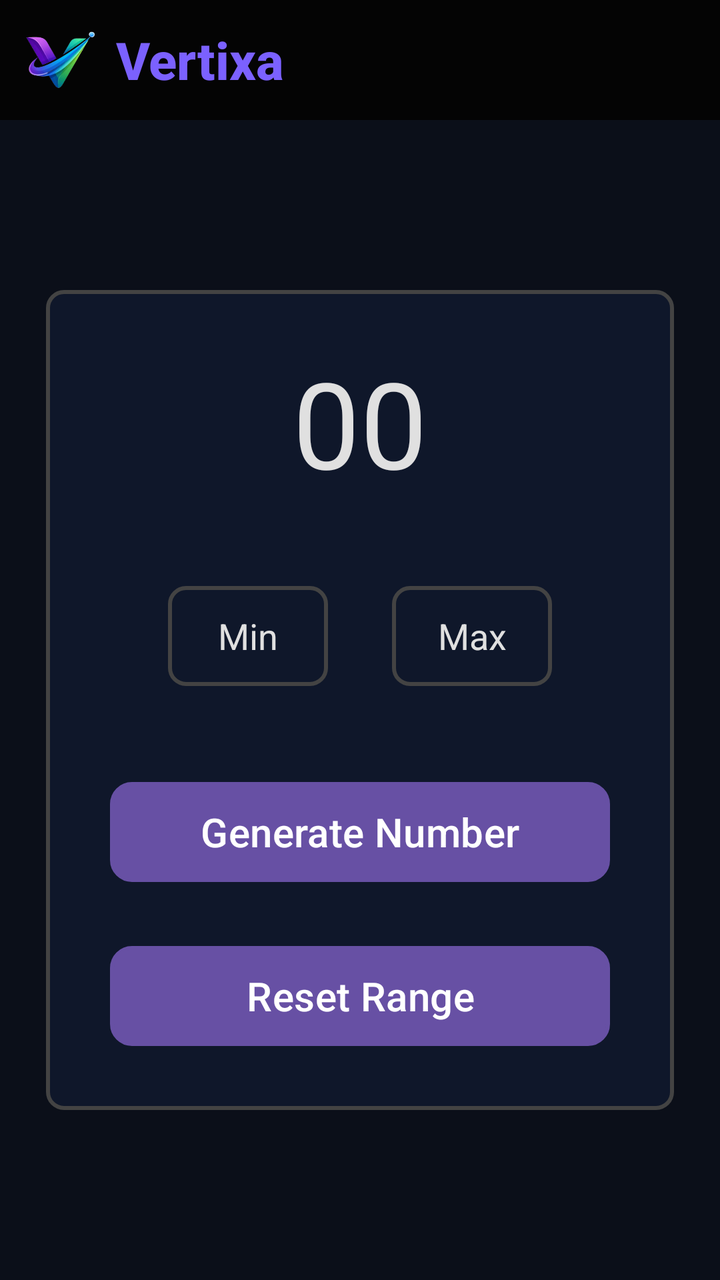
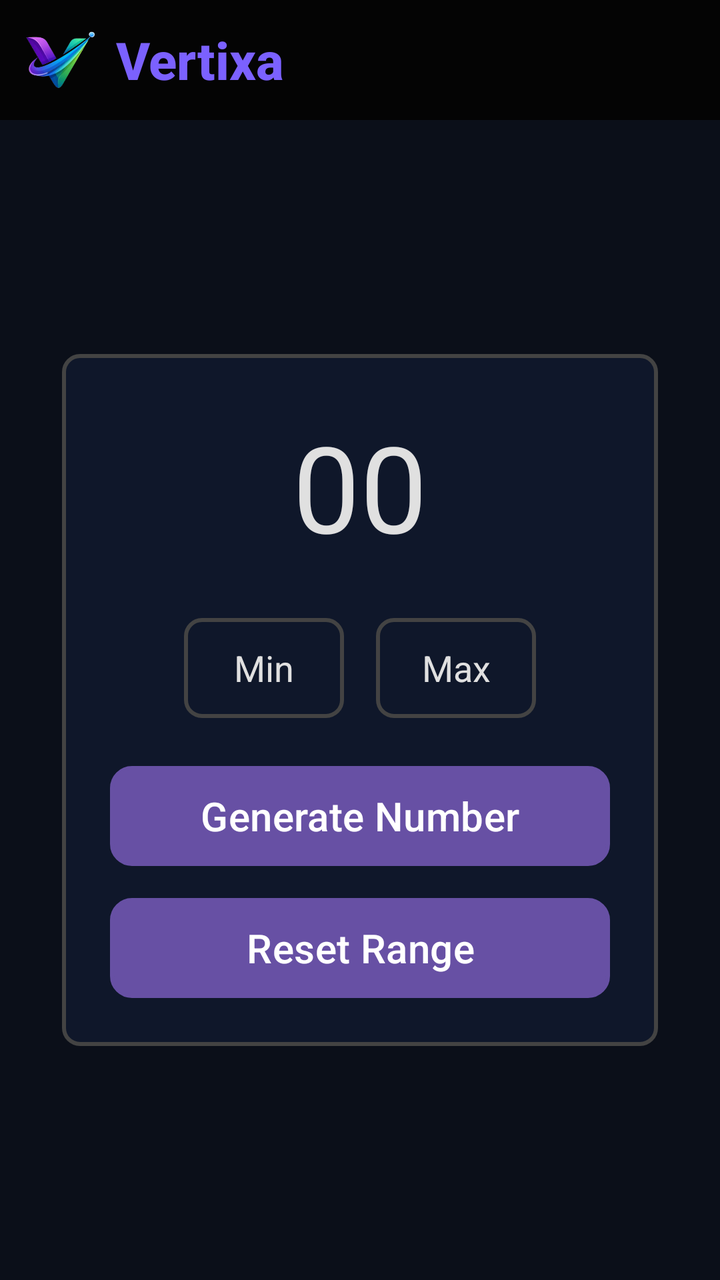

An Android layout rendered at two revisions. The XML below is the earlier revision; the diff shows what the commit changed to produce the second picture.
<!-- AndroidManifest.xml: application theme Theme.Vertixa -->
<!-- res/layout/activity_random_number.xml -->
<?xml version="1.0" encoding="utf-8"?>
<LinearLayout
    xmlns:android="http://schemas.android.com/apk/res/android"
    xmlns:app="http://schemas.android.com/apk/res-auto"
    xmlns:tools="http://schemas.android.com/tools"
    android:id="@+id/main"
    android:layout_width="match_parent"
    android:layout_height="match_parent"
    android:background="#0B0F19"
    android:orientation="vertical"
    android:fitsSystemWindows="true"
    tools:context=".randomNumber">

    
    <include
        layout="@layout/header"
        android:layout_width="match_parent"
        android:layout_height="wrap_content"/>


    <LinearLayout
        android:layout_width="match_parent"
        android:layout_height="0dp"
        android:layout_weight="1"
        android:orientation="vertical"
        android:gravity="center">

        <LinearLayout
            android:layout_width="wrap_content"
            android:layout_height="wrap_content"
            android:orientation="vertical"
            android:gravity="center"
            android:padding="16dp"
            android:background="@drawable/rounded_bg">

            <TextView
                android:id="@+id/output"
                android:layout_width="match_parent"
                android:layout_height="100dp"
                android:textSize="60dp"
                android:text="00"
                android:textColor="#E0E0E0"
                android:gravity="center"/>

            <LinearLayout
                android:layout_width="wrap_content"
                android:layout_height="wrap_content"
                android:padding="16dp"
                android:orientation="horizontal">

                <EditText
                    android:id="@+id/start"
                    android:layout_width="80dp"
                    android:layout_height="50dp"
                    android:hint="Min"
                    android:layout_margin="16dp"
                    android:background="@drawable/rounded_bg"
                    android:textColor="#E0E0E0"
                    android:textColorHint="#E0E0E0"
                    android:gravity="center"/>

                <EditText
                    android:id="@+id/end"
                    android:layout_width="80dp"
                    android:layout_height="50dp"
                    android:hint="Max"
                    android:layout_margin="16dp"
                    android:background="@drawable/rounded_bg"
                    android:textColor="#E0E0E0"
                    android:textColorHint="#E0E0E0"
                    android:gravity="center"/>
            </LinearLayout>

            <Button
                android:id="@+id/generate"
                android:layout_width="250dp"
                android:layout_height="50dp"
                android:text="Generate Number"
                android:layout_margin="16dp"
                android:background="@drawable/btn_rounded"
                android:textSize="20sp"/>

            <Button
                android:id="@+id/reset"
                android:layout_width="250dp"
                android:layout_height="50dp"
                android:text="Reset Range"
                android:layout_margin="16dp"
                android:background="@drawable/btn_rounded"
                android:textSize="20sp"/>
        </LinearLayout>

    </LinearLayout>
</LinearLayout>
<!-- res/layout/header.xml (included above) -->
<LinearLayout xmlns:android="http://schemas.android.com/apk/res/android"
    android:layout_width="match_parent"
    android:layout_height="match_parent"
    android:background="#0B0F19"
    android:orientation="vertical"
    android:fitsSystemWindows="true">

    
    <LinearLayout
        android:layout_width="match_parent"
        android:layout_height="wrap_content"
        android:background="#040404"
        android:orientation="horizontal"
        android:padding="12dp"
        android:gravity="center_vertical">

        <ImageView
            android:layout_width="36dp"
            android:layout_height="36dp"
            android:src="@drawable/logo"
            android:contentDescription="Logo"/>

        <TextView
            android:layout_width="wrap_content"
            android:layout_height="wrap_content"
            android:text="Vertixa"
            android:textSize="26sp"
            android:textColor="#7B61FF"
            android:layout_marginStart="10dp"
            android:fontFamily="sans-serif-medium"
            android:textStyle="bold"/>
    </LinearLayout>

</LinearLayout>
<!-- resources referenced by this layout -->
<resources>
  <!-- drawable btn_rounded (drawable) -->
  <?xml version="1.0" encoding="utf-8"?>
  <shape xmlns:android="http://schemas.android.com/apk/res/android">
      <solid android:color="#7B61FF"/>
      <corners android:radius="10dp"/>
      <stroke
          android:width="2dp"
          android:color="#FFFFFF"/>
  
  </shape>
  <!-- drawable logo: png bitmap (drawable, 49304 bytes) -->
  <!-- drawable rounded_bg (drawable) -->
  <?xml version="1.0" encoding="utf-8"?>
  <shape xmlns:android="http://schemas.android.com/apk/res/android">
      <solid android:color="#0F172A"/>
      <corners android:radius="8dp"/>
      <stroke
          android:width="2dp"
          android:color="#434343"/>
  </shape>
  <style name="Theme.Vertixa" parent="Base.Theme.Vertixa" />
  <style name="Base.Theme.Vertixa" parent="Theme.Material3.DayNight.NoActionBar">
          
          
      </style>
</resources>

<!-- the commit's change to res/layout/activity_random_number.xml (unified diff, before → after) -->
@@ -8,7 +8,6 @@
     android:layout_height="match_parent"
     android:background="#0B0F19"
     android:orientation="vertical"
-    android:fitsSystemWindows="true"
     tools:context=".randomNumber">
 
     
@@ -45,7 +44,7 @@
             <LinearLayout
                 android:layout_width="wrap_content"
                 android:layout_height="wrap_content"
-                android:padding="16dp"
+                android:padding="8dp"
                 android:orientation="horizontal">
 
                 <EditText
@@ -53,7 +52,7 @@
                     android:layout_width="80dp"
                     android:layout_height="50dp"
                     android:hint="Min"
-                    android:layout_margin="16dp"
+                    android:layout_margin="8dp"
                     android:background="@drawable/rounded_bg"
                     android:textColor="#E0E0E0"
                     android:textColorHint="#E0E0E0"
@@ -64,7 +63,7 @@
                     android:layout_width="80dp"
                     android:layout_height="50dp"
                     android:hint="Max"
-                    android:layout_margin="16dp"
+                    android:layout_margin="8dp"
                     android:background="@drawable/rounded_bg"
                     android:textColor="#E0E0E0"
                     android:textColorHint="#E0E0E0"
@@ -76,7 +75,7 @@
                 android:layout_width="250dp"
                 android:layout_height="50dp"
                 android:text="Generate Number"
-                android:layout_margin="16dp"
+                android:layout_margin="8dp"
                 android:background="@drawable/btn_rounded"
                 android:textSize="20sp"/>
 
@@ -85,7 +84,7 @@
                 android:layout_width="250dp"
                 android:layout_height="50dp"
                 android:text="Reset Range"
-                android:layout_margin="16dp"
+                android:layout_margin="8dp"
                 android:background="@drawable/btn_rounded"
                 android:textSize="20sp"/>
         </LinearLayout>
<!-- resource entries referenced after the edit -->
@@ -22,8 +22,7 @@
   </shape>
   <style name="Theme.Vertixa" parent="Base.Theme.Vertixa" />
   <style name="Base.Theme.Vertixa" parent="Theme.Material3.DayNight.NoActionBar">
-          
-          
+          <item name="android:windowDisablePreview">true</item>
       </style>
 </resources>
 
